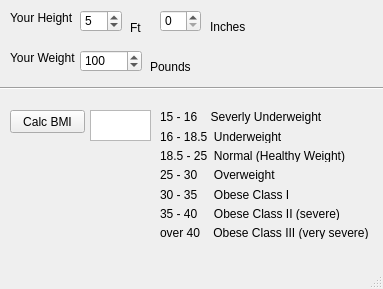
Qt form designer/Ui_MainWin.ui (DJWaldron/BMI_Calculator) before a commit.
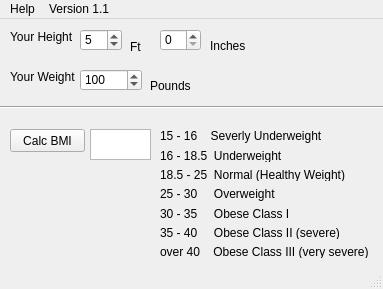
The same form after that commit.

Commit message: Added Version number 1.1 Reduced code count by a for loop (vs. elifs)

Diff of the .ui file:
```diff
--- a/designer/Ui_MainWin.ui
+++ b/designer/Ui_MainWin.ui
@@ -260,6 +260,29 @@
    </widget>
   </widget>
   <widget class="QStatusBar" name="statusBar"/>
+  <widget class="QMenuBar" name="menuBar">
+   <property name="geometry">
+    <rect>
+     <x>0</x>
+     <y>0</y>
+     <width>383</width>
+     <height>21</height>
+    </rect>
+   </property>
+   <widget class="QMenu" name="menuHelp">
+    <property name="title">
+     <string>Help</string>
+    </property>
+    <addaction name="actionAbout"/>
+   </widget>
+   <widget class="QMenu" name="menuVersion_1_1">
+    <property name="title">
+     <string>Version 1.1</string>
+    </property>
+   </widget>
+   <addaction name="menuHelp"/>
+   <addaction name="menuVersion_1_1"/>
+  </widget>
   <action name="actionMenuHelpAbout">
    <property name="text">
     <string>About</string>
```
Left out of the diff: 5 changed lines with no effect on the pictures. The commit also changes 6 other files.
